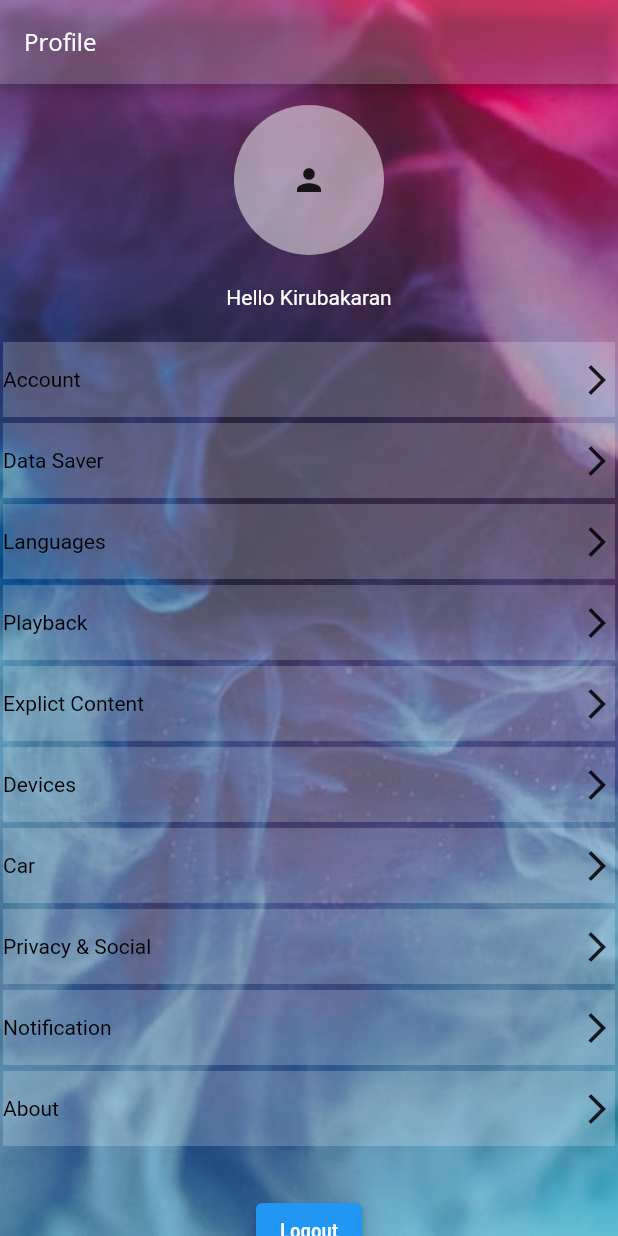
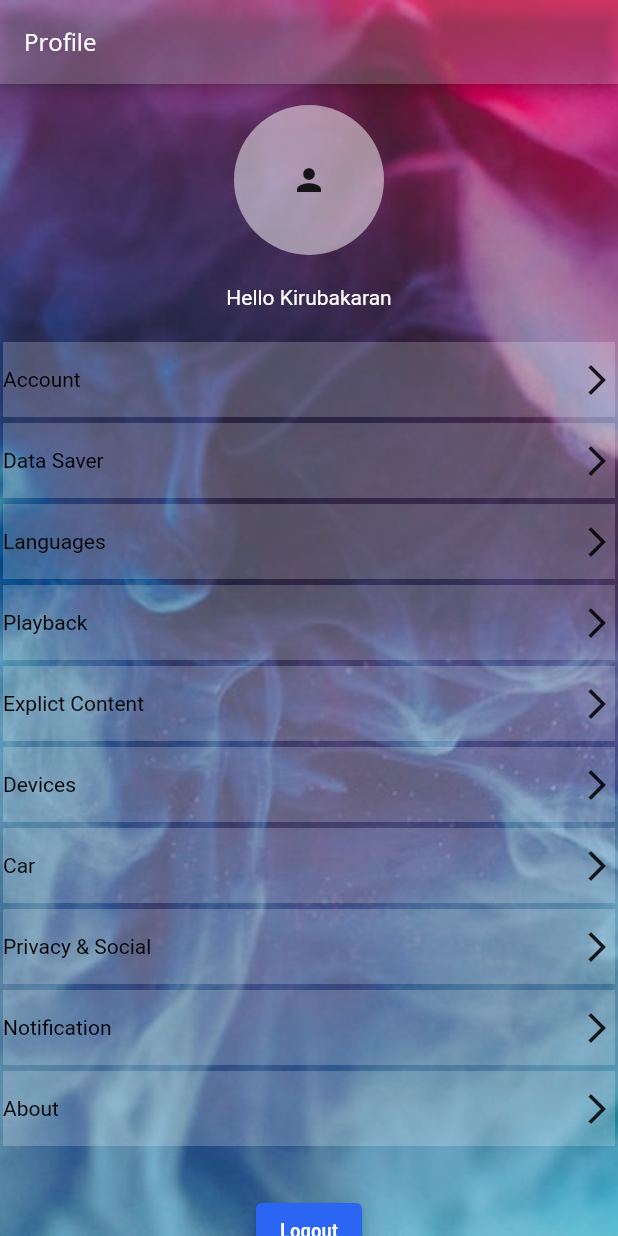
Before and after one commit to KirubaKaran2001/wave_tune, a Flutter app: the ProfileScreen screen opened directly, on a phone screen of 412 x 824 dp. Run offline on Flutter 3.47's test engine with Material 2 defaults, Android fonts, the light colour scheme and no system bars; our stand-ins replace audioplayers, google_fonts; Roboto replaces fonts that are missing (Ubuntu).

Commit message:
changed button color

```diff
--- a/lib/screens/profile_screen.dart
+++ b/lib/screens/profile_screen.dart
@@ -1,3 +1,5 @@
+import 'dart:math';
+
 import 'package:flutter/material.dart';
 import 'package:flutter/src/widgets/framework.dart';
 import 'package:flutter/src/widgets/placeholder.dart';
@@ -35,7 +37,7 @@ class _ProfileScreenState extends State<ProfileScreen> {
             ),
             SingleChildScrollView(
               child: Padding(
-                padding: const EdgeInsets.only(top:20.0),
+                padding: const EdgeInsets.only(top: 20.0),
                 child: Column(
                   // crossAxisAlignment: CrossAxisAlignment.center,
                   children: [
@@ -79,6 +81,11 @@ class _ProfileScreenState extends State<ProfileScreen> {
                     Padding(
                       padding: const EdgeInsets.all(10.0),
                       child: ElevatedButton(
+                        style: const ButtonStyle(
+                          backgroundColor: MaterialStatePropertyAll(
+                            Color(0xff2b65f3),
+                          ),
+                        ),
                         onPressed: () {
                           Navigator.pop(context);
                         },
```
